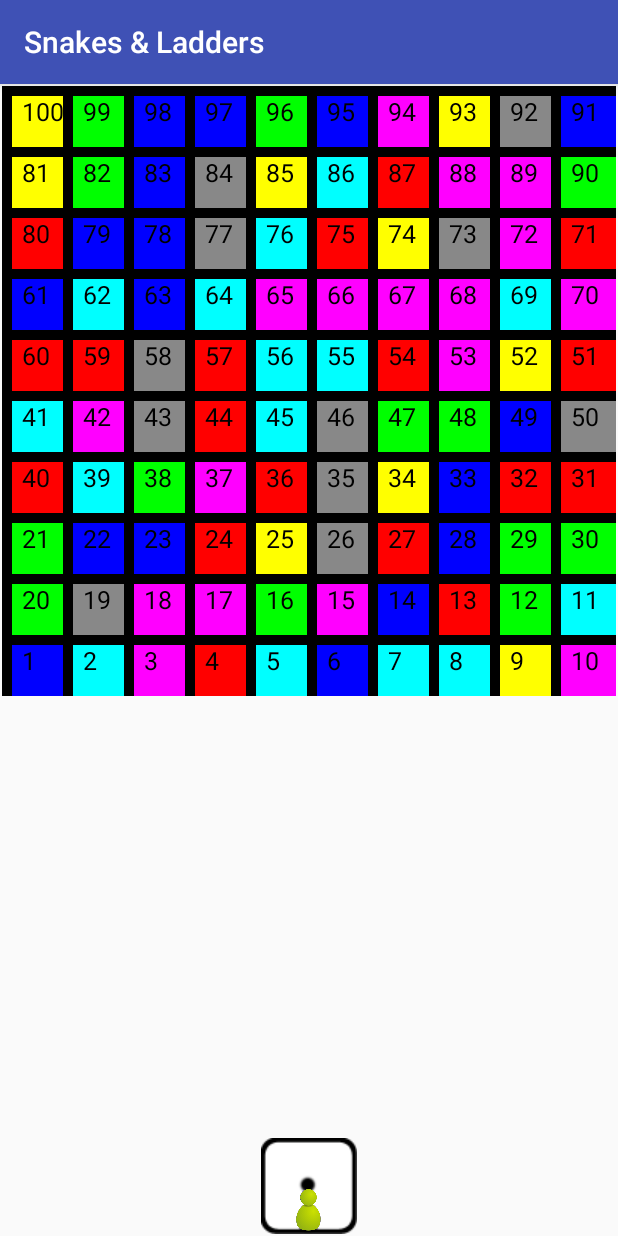
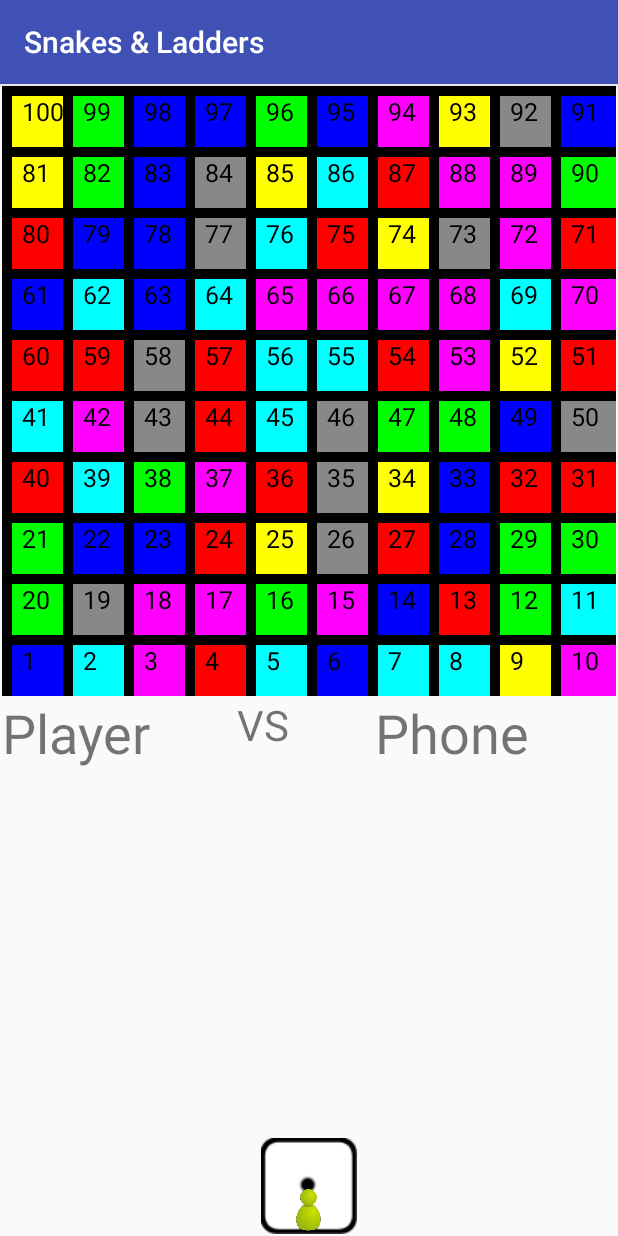
Before and after one commit to itmrm/SnakesAndLadders, an Android app: the GameActivity screen opened directly, with no data from a screen before it, on a phone screen of 412 x 824 dp. Run offline under Robolectric (Android 15) with nearby library versions, the phone set to English and light mode, and no system bars.

Commit message:
Some corrects in the views.

```diff
--- a/app/src/main/java/com/eyalin/snakes/GameActivity.java
+++ b/app/src/main/java/com/eyalin/snakes/GameActivity.java
@@ -14,6 +14,7 @@ import android.view.MotionEvent;
 import android.view.View;
 import android.widget.GridView;
 import android.widget.ImageView;
+import android.widget.TextView;
 import android.widget.Toast;
 
 import com.eyalin.snakes.BL.AbsGame;
@@ -51,6 +52,8 @@ public class GameActivity extends AppCompatActivity implements GameListener,
     private PawnManager pManager2;
     private ImageView dice;
     private ImageView fakeDice;
+    private ImageView playerBnr;
+    private ImageView friendBnr;
     private MediaPlayer diceSound;
     private AnimationDrawable rollAnimation;
     private int player;
@@ -79,10 +82,12 @@ public class GameActivity extends AppCompatActivity implements GameListener,
             eName = bundle.getString(LoginActivity.FRIEND_NAME);
         }
         else {
-            pName = String.valueOf(R.string.player);
-            eName = String.valueOf(R.string.phone);
+            pName = "Player";
+            eName = "Phone";
         }
         players = new Player[]{new Player(pName), new Player(eName)};
+        ((TextView) findViewById(R.id.player_name)).setText(pName);
+        ((TextView) findViewById(R.id.friend_name)).setText(eName);
         Log.i(tag, "Players set.");
         if (mode != 2) {
             game = new Game(players);
--- a/app/src/main/res/layout/activity_game.xml
+++ b/app/src/main/res/layout/activity_game.xml
@@ -14,10 +14,44 @@
         android:layout_height="wrap_content"
         android:id="@+id/board_grid"
         android:numColumns="10" />
-    <TextView
+    <LinearLayout
         android:layout_width="match_parent"
-        android:layout_height="match_parent"
-        android:layout_below="@id/board_grid"/>
+        android:layout_height="wrap_content"
+        android:layout_below="@id/board_grid"
+        android:layout_centerHorizontal="true"
+        android:orientation="horizontal" >
+
+        <TextView
+            android:layout_width="wrap_content"
+            android:layout_height="match_parent"
+            android:layout_weight="1"
+            android:layout_gravity="center"
+            android:textAlignment="center"
+            android:textSize="@dimen/font_size"
+            android:text="@string/player"
+            android:id="@+id/player_name" />
+
+        <TextView
+            android:layout_width="wrap_content"
+            android:layout_height="match_parent"
+            android:layout_weight="1"
+            android:layout_gravity="center"
+            android:textAlignment="center"
+            android:textSize="28dp"
+            android:text="@string/vs"
+            android:id="@+id/vs" />
+
+        <TextView
+            android:layout_width="wrap_content"
+            android:layout_height="match_parent"
+            android:text="@string/phone"
+            android:layout_weight="1"
+            android:layout_gravity="center"
+            android:textAlignment="center"
+            android:textSize="@dimen/font_size"
+            android:id="@+id/friend_name" />
+
+    </LinearLayout>
 
     <ImageView
         android:layout_width="wrap_content"
--- a/app/src/main/res/values/strings.xml
+++ b/app/src/main/res/values/strings.xml
@@ -16,6 +16,7 @@
 
     <string name="player">Player</string>
     <string name="phone">Phone</string>
+    <string name="vs">VS</string>
     <string name="directions">Long Press on the white area to roll the dice.</string>
     <string name="winner">The winner is: </string>
 
```
